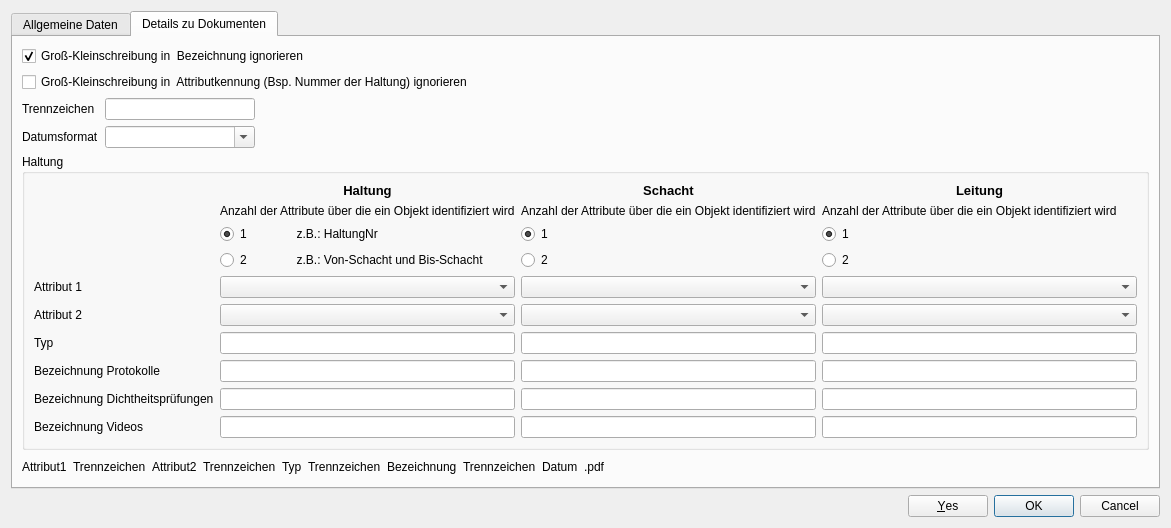
a-matz/QGis_document_connector, file ui/einstellungen.ui: the form before one commit.
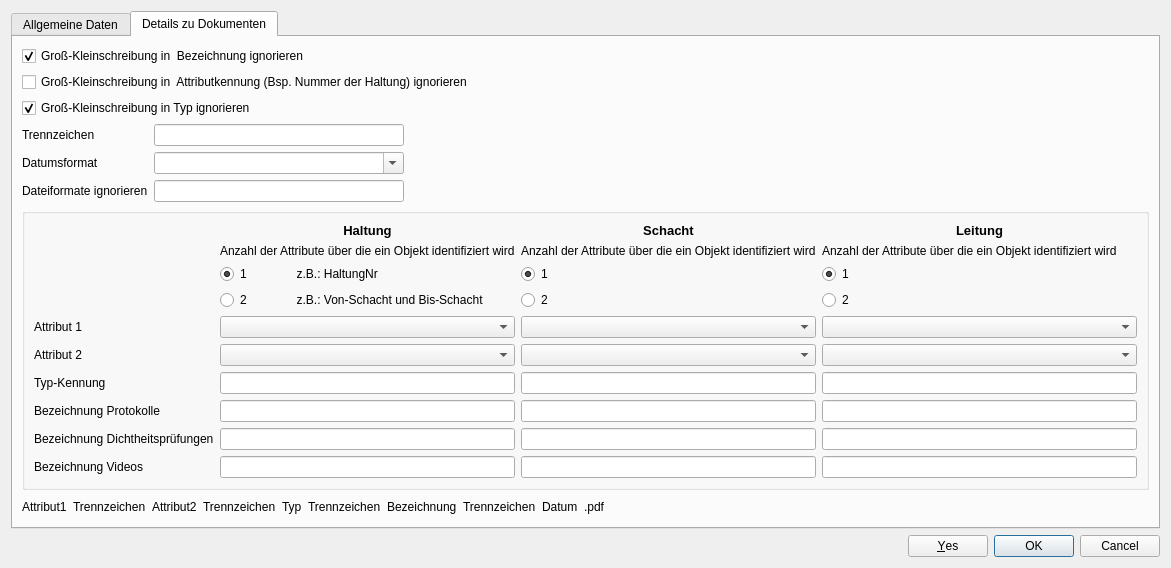
The form after the commit. Custom widgets are drawn as their Qt base class.

Patch:
```diff
--- a/ui/einstellungen.ui
+++ b/ui/einstellungen.ui
@@ -7,7 +7,7 @@
     <x>0</x>
     <y>0</y>
     <width>1111</width>
-    <height>501</height>
+    <height>553</height>
    </rect>
   </property>
   <property name="windowTitle">
@@ -203,33 +203,85 @@
          </property>
         </widget>
        </item>
-       <item row="2" column="0">
-        <layout class="QGridLayout" name="gridLayout_9">
-         <property name="bottomMargin">
+       <item row="7" column="0">
+        <layout class="QGridLayout" name="gridLayout_8">
+         <property name="topMargin">
           <number>0</number>
          </property>
+         <item row="0" column="3">
+          <widget class="QLabel" name="h_trenn2">
+           <property name="text">
+            <string>Trennzeichen</string>
+           </property>
+          </widget>
+         </item>
          <item row="0" column="0">
-          <widget class="QLabel" name="label_11">
+          <widget class="QLabel" name="h_attribut1">
+           <property name="lineWidth">
+            <number>0</number>
+           </property>
+           <property name="text">
+            <string>Attribut1</string>
+           </property>
+           <property name="margin">
+            <number>0</number>
+           </property>
+           <property name="indent">
+            <number>-1</number>
+           </property>
+          </widget>
+         </item>
+         <item row="0" column="2">
+          <widget class="QLabel" name="h_attribut2">
+           <property name="text">
+            <string>Attribut2</string>
+           </property>
+          </widget>
+         </item>
+         <item row="0" column="9">
+          <widget class="QLabel" name="label_27">
+           <property name="text">
+            <string>.pdf</string>
+           </property>
+          </widget>
+         </item>
+         <item row="0" column="5">
+          <widget class="QLabel" name="h_trenn3">
            <property name="text">
             <string>Trennzeichen</string>
            </property>
           </widget>
          </item>
+         <item row="0" column="6">
+          <widget class="QLabel" name="h_bezeichnung">
+           <property name="text">
+            <string>Bezeichnung</string>
+           </property>
+          </widget>
+         </item>
+         <item row="0" column="4">
+          <widget class="QLabel" name="h_typ">
+           <property name="text">
+            <string>Typ</string>
+           </property>
+          </widget>
+         </item>
+         <item row="0" column="8">
+          <widget class="QLabel" name="h_datum">
+           <property name="text">
+            <string>Datum</string>
+           </property>
+          </widget>
+         </item>
          <item row="0" column="1">
-          <widget class="QLineEdit" name="txt_trennzeichen">
-           <property name="maximumSize">
-            <size>
-             <width>150</width>
-             <height>16777215</height>
-            </size>
-           </property>
-           <property name="maxLength">
-            <number>1</number>
+          <widget class="QLabel" name="h_trenn1">
+           <property name="text">
+            <string>Trennzeichen</string>
            </property>
           </widget>
          </item>
-         <item row="1" column="2">
-          <spacer name="horizontalSpacer_2">
+         <item row="0" column="10">
+          <spacer name="horizontalSpacer">
            <property name="orientation">
             <enum>Qt::Horizontal</enum>
            </property>
@@ -241,26 +293,19 @@
            </property>
           </spacer>
          </item>
-         <item row="1" column="1">
-          <widget class="QComboBox" name="combobox_datum">
-           <property name="editable">
-            <bool>true</bool>
-           </property>
-          </widget>
-         </item>
-         <item row="1" column="0">
-          <widget class="QLabel" name="label_16">
+         <item row="0" column="7">
+          <widget class="QLabel" name="h_trenn4">
            <property name="text">
-            <string>Datumsformat</string>
+            <string>Trennzeichen</string>
            </property>
           </widget>
          </item>
         </layout>
        </item>
-       <item row="3" column="0">
+       <item row="6" column="0">
         <widget class="QGroupBox" name="groupbox_haltung">
          <property name="title">
-          <string>Haltung</string>
+          <string/>
          </property>
          <layout class="QGridLayout" name="gridLayout_2">
           <item row="8" column="3">
@@ -367,7 +412,7 @@
           <item row="6" column="0">
            <widget class="QLabel" name="label_14">
             <property name="text">
-             <string>Typ</string>
+             <string>Typ-Kennung</string>
             </property>
            </widget>
           </item>
@@ -534,85 +579,13 @@
          </property>
         </widget>
        </item>
-       <item row="4" column="0">
-        <layout class="QGridLayout" name="gridLayout_8">
-         <property name="topMargin">
+       <item row="3" column="0">
+        <layout class="QGridLayout" name="gridLayout_9">
+         <property name="bottomMargin">
           <number>0</number>
          </property>
-         <item row="0" column="3">
-          <widget class="QLabel" name="h_trenn2">
-           <property name="text">
-            <string>Trennzeichen</string>
-           </property>
-          </widget>
-         </item>
-         <item row="0" column="0">
-          <widget class="QLabel" name="h_attribut1">
-           <property name="lineWidth">
-            <number>0</number>
-           </property>
-           <property name="text">
-            <string>Attribut1</string>
-           </property>
-           <property name="margin">
-            <number>0</number>
-           </property>
-           <property name="indent">
-            <number>-1</number>
-           </property>
-          </widget>
-         </item>
-         <item row="0" column="2">
-          <widget class="QLabel" name="h_attribut2">
-           <property name="text">
-            <string>Attribut2</string>
-           </property>
-          </widget>
-         </item>
-         <item row="0" column="9">
-          <widget class="QLabel" name="label_27">
-           <property name="text">
-            <string>.pdf</string>
-           </property>
-          </widget>
-         </item>
-         <item row="0" column="5">
-          <widget class="QLabel" name="h_trenn3">
-           <property name="text">
-            <string>Trennzeichen</string>
-           </property>
-          </widget>
-         </item>
-         <item row="0" column="6">
-          <widget class="QLabel" name="h_bezeichnung">
-           <property name="text">
-            <string>Bezeichnung</string>
-           </property>
-          </widget>
-         </item>
-         <item row="0" column="4">
-          <widget class="QLabel" name="h_typ">
-           <property name="text">
-            <string>Typ</string>
-           </property>
-          </widget>
-         </item>
-         <item row="0" column="8">
-          <widget class="QLabel" name="h_datum">
-           <property name="text">
-            <string>Datum</string>
-           </property>
-          </widget>
-         </item>
-         <item row="0" column="1">
-          <widget class="QLabel" name="h_trenn1">
-           <property name="text">
-            <string>Trennzeichen</string>
-           </property>
-          </widget>
-         </item>
-         <item row="0" column="10">
-          <spacer name="horizontalSpacer">
+         <item row="1" column="2">
+          <spacer name="horizontalSpacer_2">
            <property name="orientation">
             <enum>Qt::Horizontal</enum>
            </property>
@@ -624,15 +597,69 @@
            </property>
           </spacer>
          </item>
-         <item row="0" column="7">
-          <widget class="QLabel" name="h_trenn4">
+         <item row="0" column="1">
+          <widget class="QLineEdit" name="txt_trennzeichen">
+           <property name="maximumSize">
+            <size>
+             <width>250</width>
+             <height>16777215</height>
+            </size>
+           </property>
+           <property name="maxLength">
+            <number>1</number>
+           </property>
+          </widget>
+         </item>
+         <item row="0" column="0">
+          <widget class="QLabel" name="label_11">
            <property name="text">
             <string>Trennzeichen</string>
            </property>
           </widget>
          </item>
+         <item row="1" column="1">
+          <widget class="QComboBox" name="combobox_datum">
+           <property name="editable">
+            <bool>true</bool>
+           </property>
+          </widget>
+         </item>
+         <item row="1" column="0">
+          <widget class="QLabel" name="label_16">
+           <property name="text">
+            <string>Datumsformat</string>
+           </property>
+          </widget>
+         </item>
+         <item row="2" column="0">
+          <widget class="QLabel" name="label_23">
+           <property name="text">
+            <string>Dateiformate ignorieren</string>
+           </property>
+          </widget>
+         </item>
+         <item row="2" column="1">
+          <widget class="QLineEdit" name="txt_ignore">
+           <property name="maximumSize">
+            <size>
+             <width>250</width>
+             <height>16777215</height>
+            </size>
+           </property>
+          </widget>
+         </item>
         </layout>
        </item>
+       <item row="2" column="0">
+        <widget class="QCheckBox" name="checkbox_typ">
+         <property name="text">
+          <string>Groß-Kleinschreibung in Typ ignorieren</string>
+         </property>
+         <property name="checked">
+          <bool>true</bool>
+         </property>
+        </widget>
+       </item>
       </layout>
      </widget>
     </widget>
```
Left out of the diff: 24 changed lines with no effect on the pictures.
